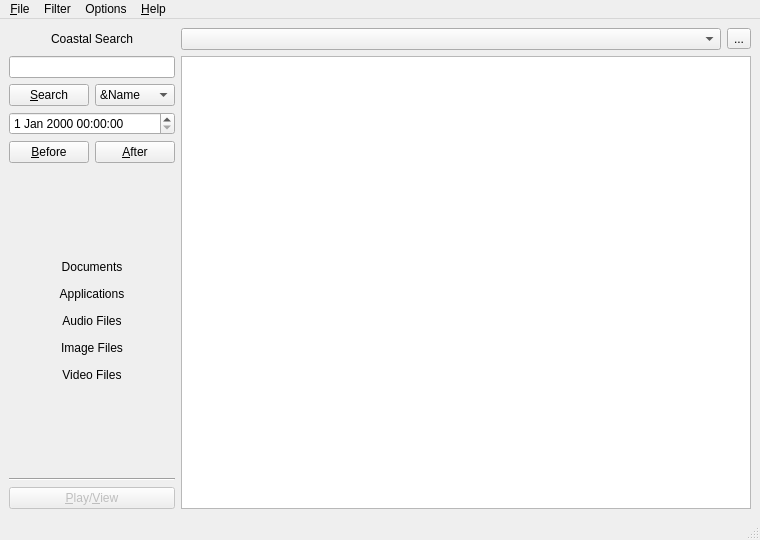
Qt form search/main.ui (QtPlay/coastal-qt) before a commit.
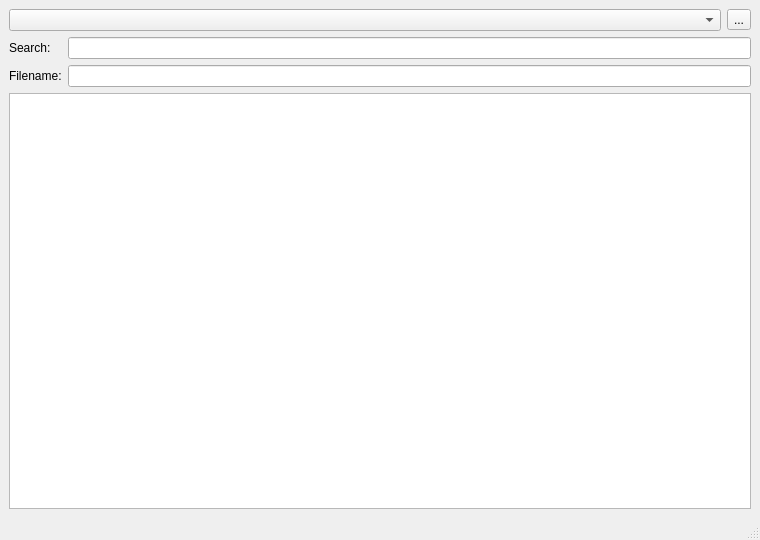
The same form after that commit.

Commit message: radically simplified mission for coastal search

Patch:
```diff
--- a/search/main.ui
+++ b/search/main.ui
@@ -33,8 +33,8 @@
   <widget class="QWidget" name="centralwidget">
    <layout class="QGridLayout" name="gridLayout_2">
     <item row="0" column="0">
-     <layout class="QGridLayout" name="gridLayout">
-      <item row="0" column="1">
+     <layout class="QVBoxLayout" name="verticalLayout">
+      <item>
        <layout class="QHBoxLayout" name="horizontalLayout">
         <item>
          <widget class="QComboBox" name="pathBox">
@@ -55,259 +55,31 @@
         </item>
        </layout>
       </item>
-      <item row="0" column="0">
-       <widget class="QLabel" name="logo">
-        <property name="text">
-         <string>Coastal Search</string>
-        </property>
-        <property name="alignment">
-         <set>Qt::AlignCenter</set>
-        </property>
-       </widget>
-      </item>
-      <item row="1" column="0">
-       <layout class="QVBoxLayout" name="verticalLayout">
-        <property name="leftMargin">
-         <number>0</number>
-        </property>
-        <item>
-         <widget class="QLineEdit" name="searchText">
-          <property name="sizePolicy">
-           <sizepolicy hsizetype="Preferred" vsizetype="Fixed">
-            <horstretch>0</horstretch>
-            <verstretch>0</verstretch>
-           </sizepolicy>
-          </property>
-         </widget>
-        </item>
-        <item>
-         <layout class="QHBoxLayout" name="horizontalLayout_3">
-          <item>
-           <widget class="QPushButton" name="searchButton">
-            <property name="text">
-             <string>&amp;Search</string>
-            </property>
-           </widget>
-          </item>
-          <item>
-           <widget class="QComboBox" name="comboBox">
-            <item>
-             <property name="text">
-              <string>&amp;Name</string>
-             </property>
-            </item>
-            <item>
-             <property name="text">
-              <string>&amp;Text</string>
-             </property>
-            </item>
-            <item>
-             <property name="text">
-              <string>B&amp;oth</string>
-             </property>
-            </item>
-           </widget>
-          </item>
-         </layout>
-        </item>
-        <item>
-         <widget class="QDateTimeEdit" name="dateTimeEdit"/>
-        </item>
-        <item>
-         <layout class="QHBoxLayout" name="horizontalLayout_2">
-          <item>
-           <widget class="QPushButton" name="beforeButton">
-            <property name="text">
-             <string>&amp;Before</string>
-            </property>
-           </widget>
-          </item>
-          <item>
-           <widget class="QPushButton" name="afterButton">
-            <property name="text">
-             <string>&amp;After</string>
-            </property>
-           </widget>
-          </item>
-         </layout>
-        </item>
-        <item>
-         <spacer name="verticalSpacer">
-          <property name="orientation">
-           <enum>Qt::Vertical</enum>
-          </property>
-          <property name="sizeHint" stdset="0">
-           <size>
-            <width>20</width>
-            <height>40</height>
-           </size>
-          </property>
-         </spacer>
-        </item>
-        <item>
-         <widget class="QToolButton" name="documents">
-          <property name="sizePolicy">
-           <sizepolicy hsizetype="Preferred" vsizetype="Fixed">
-            <horstretch>0</horstretch>
-            <verstretch>0</verstretch>
-           </sizepolicy>
-          </property>
+      <item>
+       <layout class="QGridLayout" name="gridLayout">
+        <item row="1" column="1">
+         <widget class="QLabel" name="label">
           <property name="text">
-           <string>Documents</string>
+           <string>Filename:</string>
           </property>
-          <property name="checkable">
-           <bool>true</bool>
-          </property>
-          <property name="checked">
-           <bool>false</bool>
-          </property>
-          <property name="toolButtonStyle">
-           <enum>Qt::ToolButtonTextBesideIcon</enum>
-          </property>
-          <property name="autoRaise">
-           <bool>true</bool>
-          </property>
-          <property name="arrowType">
-           <enum>Qt::NoArrow</enum>
-          </property>
          </widget>
         </item>
-        <item>
-         <widget class="QToolButton" name="applications">
-          <property name="sizePolicy">
-           <sizepolicy hsizetype="Preferred" vsizetype="Fixed">
-            <horstretch>0</horstretch>
-            <verstretch>0</verstretch>
-           </sizepolicy>
-          </property>
+        <item row="0" column="1">
+         <widget class="QLabel" name="label_2">
           <property name="text">
-           <string>Applications</string>
+           <string>Search:</string>
           </property>
-          <property name="checkable">
-           <bool>true</bool>
-          </property>
-          <property name="checked">
-           <bool>false</bool>
-          </property>
-          <property name="toolButtonStyle">
-           <enum>Qt::ToolButtonTextBesideIcon</enum>
-          </property>
-          <property name="autoRaise">
-           <bool>true</bool>
-          </property>
-          <property name="arrowType">
-           <enum>Qt::NoArrow</enum>
-          </property>
          </widget>
         </item>
-        <item>
-         <widget class="QToolButton" name="audioFiles">
-          <property name="sizePolicy">
-           <sizepolicy hsizetype="Preferred" vsizetype="Fixed">
-            <horstretch>0</horstretch>
-            <verstretch>0</verstretch>
-           </sizepolicy>
-          </property>
-          <property name="text">
-           <string>Audio Files</string>
-          </property>
-          <property name="checkable">
-           <bool>true</bool>
-          </property>
-          <property name="toolButtonStyle">
-           <enum>Qt::ToolButtonTextBesideIcon</enum>
-          </property>
-          <property name="autoRaise">
-           <bool>true</bool>
-          </property>
-          <property name="arrowType">
-           <enum>Qt::NoArrow</enum>
-          </property>
-         </widget>
+        <item row="0" column="2">
+         <widget class="QLineEdit" name="searchText"/>
         </item>
-        <item>
-         <widget class="QToolButton" name="imageFiles">
-          <property name="sizePolicy">
-           <sizepolicy hsizetype="Preferred" vsizetype="Fixed">
-            <horstretch>0</horstretch>
-            <verstretch>0</verstretch>
-           </sizepolicy>
-          </property>
-          <property name="text">
-           <string>Image Files</string>
-          </property>
-          <property name="checkable">
-           <bool>true</bool>
-          </property>
-          <property name="toolButtonStyle">
-           <enum>Qt::ToolButtonTextBesideIcon</enum>
-          </property>
-          <property name="autoRaise">
-           <bool>true</bool>
-          </property>
-          <property name="arrowType">
-           <enum>Qt::NoArrow</enum>
-          </property>
-         </widget>
-        </item>
-        <item>
-         <widget class="QToolButton" name="videoFiles">
-          <property name="sizePolicy">
-           <sizepolicy hsizetype="Preferred" vsizetype="Fixed">
-            <horstretch>0</horstretch>
-            <verstretch>0</verstretch>
-           </sizepolicy>
-          </property>
-          <property name="text">
-           <string>Video Files</string>
-          </property>
-          <property name="checkable">
-           <bool>true</bool>
-          </property>
-          <property name="toolButtonStyle">
-           <enum>Qt::ToolButtonTextBesideIcon</enum>
-          </property>
-          <property name="autoRaise">
-           <bool>true</bool>
-          </property>
-          <property name="arrowType">
-           <enum>Qt::NoArrow</enum>
-          </property>
-         </widget>
-        </item>
-        <item>
-         <spacer name="verticalSpacer_2">
-          <property name="orientation">
-           <enum>Qt::Vertical</enum>
-          </property>
-          <property name="sizeHint" stdset="0">
-           <size>
-            <width>20</width>
-            <height>40</height>
-           </size>
-          </property>
-         </spacer>
-        </item>
-        <item>
-         <widget class="Line" name="line">
-          <property name="orientation">
-           <enum>Qt::Horizontal</enum>
-          </property>
-         </widget>
-        </item>
-        <item>
-         <widget class="QPushButton" name="actionButton">
-          <property name="enabled">
-           <bool>false</bool>
-          </property>
-          <property name="text">
-           <string>&amp;Play/&amp;View</string>
-          </property>
-         </widget>
+        <item row="1" column="2">
+         <widget class="QLineEdit" name="searchName"/>
         </item>
        </layout>
       </item>
-      <item row="1" column="1">
+      <item>
        <widget class="QListWidget" name="listFiles"/>
       </item>
      </layout>
@@ -315,54 +87,6 @@
    </layout>
   </widget>
   <widget class="QStatusBar" name="statusbar"/>
-  <widget class="QMenuBar" name="menuBar">
-   <property name="geometry">
-    <rect>
-     <x>0</x>
-     <y>0</y>
-     <width>760</width>
-     <height>23</height>
-    </rect>
-   </property>
-   <widget class="QMenu" name="menuFile">
-    <property name="title">
-     <string>&amp;File</string>
-    </property>
-    <addaction name="actionReload"/>
-    <addaction name="actionQuit"/>
-   </widget>
-   <widget class="QMenu" name="menuFilter">
-    <property name="title">
-     <string>Filter</string>
-    </property>
-    <addaction name="actionClear"/>
-    <addaction name="separator"/>
-    <addaction name="actionDocuments"/>
-    <addaction name="actionApplications"/>
-    <addaction name="actionAudioFiles"/>
-    <addaction name="actionImageFiles"/>
-    <addaction name="actionVideoFiles"/>
-   </widget>
-   <widget class="QMenu" name="menuOptions">
-    <property name="title">
-     <string>Options</string>
-    </property>
-    <addaction name="actionPlayers"/>
-    <addaction name="separator"/>
-    <addaction name="actionShuffle"/>
-    <addaction name="actionRepeat"/>
-   </widget>
-   <widget class="QMenu" name="menuHelp">
-    <property name="title">
-     <string>&amp;Help</string>
-    </property>
-    <addaction name="actionAbout"/>
-   </widget>
-   <addaction name="menuFile"/>
-   <addaction name="menuFilter"/>
-   <addaction name="menuOptions"/>
-   <addaction name="menuHelp"/>
-  </widget>
   <action name="actionReload">
    <property name="text">
     <string>&amp;Reload</string>
```
Left out of the diff: 70 changed lines with no effect on the pictures. The commit also changes 3 other files.
